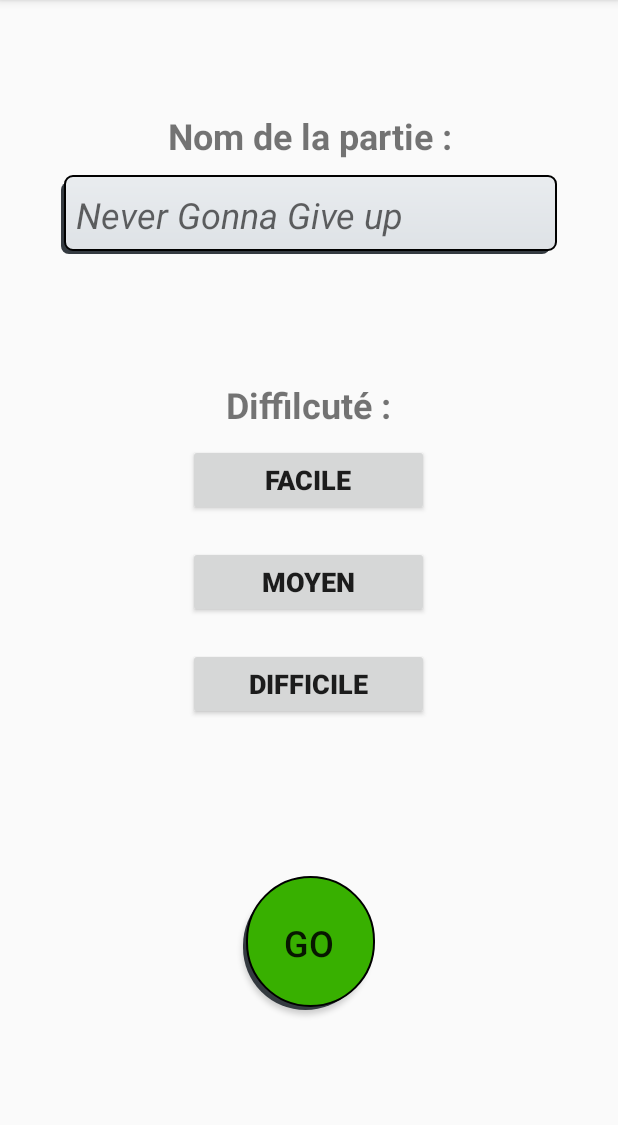
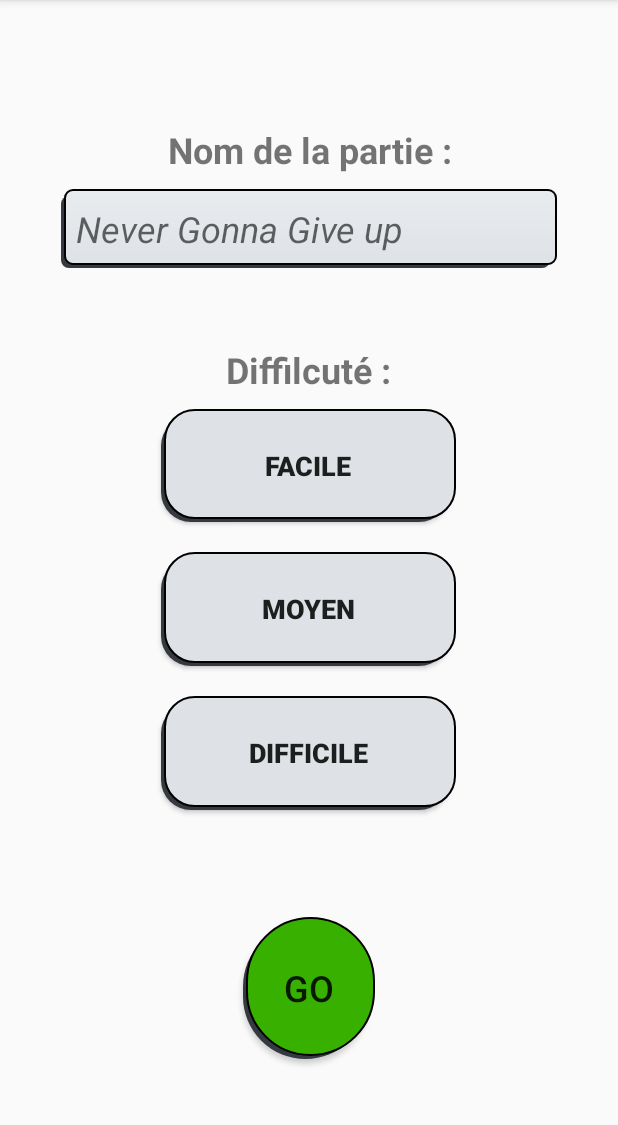
Before and after one commit to ETS-Android2/ProjetAndroidApplication, an Android app: the NewGameActivity screen opened directly, with no data from a screen before it, on a phone screen of 412 x 824 dp, the part 84-1209 px from its top. Run offline under Robolectric (Android 15) with nearby library versions, the phone set to English and light mode, and no system bars.

Commit message:
Ajout Animation Bouton et Page Nouvelle Partie ( sans menu)

```diff
--- /dev/null
+++ b/CodeProjet/app/src/main/res/drawable/pressed_difficulty_btn.xml
@@ -0,0 +1,13 @@
+<?xml version="1.0" encoding="utf-8"?>
+<layer-list xmlns:android="http://schemas.android.com/apk/res/android">
+    <item android:bottom="2dp" android:left="2dp">
+        <shape>
+            <gradient android:angle="270"
+                android:endColor="#faa307" android:startColor="#faa307" />
+            <stroke android:width="1dp" android:color="@color/black" />
+            <corners android:radius="20dp" />
+            <padding android:bottom="10dp" android:left="10dp"
+                android:right="10dp" android:top="10dp" />
+        </shape>
+    </item>
+</layer-list>
--- /dev/null
+++ b/CodeProjet/app/src/main/res/drawable/pressed_launch_game_btn.xml
@@ -0,0 +1,13 @@
+<?xml version="1.0" encoding="utf-8"?>
+<layer-list xmlns:android="http://schemas.android.com/apk/res/android">
+    <item android:bottom="2dp" android:left="2dp">
+        <shape>
+            <gradient android:angle="270"
+                android:endColor="#38b000" android:startColor="#38b000" />
+            <stroke android:width="1dp" android:color="@color/black" />
+            <corners android:radius="45dp" />
+            <padding android:bottom="10dp" android:left="10dp"
+                android:right="10dp" android:top="10dp" />
+        </shape>
+    </item>
+</layer-list>
--- /dev/null
+++ b/CodeProjet/app/src/main/res/drawable/selector_difficulty_btn.xml
@@ -0,0 +1,6 @@
+<?xml version="1.0" encoding="utf-8"?>
+<selector xmlns:android="http://schemas.android.com/apk/res/android">
+    <item android:state_pressed="true" android:drawable="@drawable/pressed_difficulty_btn"/>
+        <item android:state_pressed="false" android:drawable="@drawable/unpressed_difficulty_btn"/>
+        <item android:drawable="@drawable/unpressed_difficulty_btn" android:state_enabled="false"/>
+</selector>
--- /dev/null
+++ b/CodeProjet/app/src/main/res/drawable/unpressed_difficulty_btn.xml
@@ -0,0 +1,19 @@
+<?xml version="1.0" encoding="utf-8"?>
+<layer-list xmlns:android="http://schemas.android.com/apk/res/android">
+    <item android:right="5dp" android:top="5dp">
+        <shape>
+            <corners android:radius="20dp" />
+            <solid android:color="#343a40" />
+        </shape>
+    </item>
+    <item android:bottom="2dp" android:left="2dp">
+        <shape>
+            <gradient android:angle="270"
+                android:endColor="#dee2e6" android:startColor="#dee2e6" />
+            <stroke android:width="1dp" android:color="@color/black" />
+            <corners android:radius="20dp" />
+            <padding android:bottom="10dp" android:left="10dp"
+                android:right="10dp" android:top="10dp" />
+        </shape>
+    </item>
+</layer-list>
--- a/CodeProjet/app/src/main/res/layout/activity_new_game.xml
+++ b/CodeProjet/app/src/main/res/layout/activity_new_game.xml
@@ -61,17 +61,18 @@
         <Space
             android:layout_width="match_parent"
             android:layout_height="wrap_content"
-            android:layout_weight="2"/>
+            android:layout_weight="1"/>
 
         <LinearLayout
             android:layout_width="match_parent"
             android:layout_height="wrap_content"
-            android:orientation="horizontal">
+            android:orientation="horizontal"
+            android:layout_weight="2">
 
             <Space
                 android:layout_width="wrap_content"
                 android:layout_height="match_parent"
-                android:layout_weight="2"/>
+                android:layout_weight="1"/>
 
             <LinearLayout
                 android:layout_width="wrap_content"
@@ -94,7 +95,8 @@
                     android:layout_margin="10dp"
                     android:text="Facile"
                     android:textStyle="bold"
-                    android:textSize="18sp"/>
+                    android:textSize="18sp"
+                    android:background="@drawable/selector_difficulty_btn"/>
 
                 <Button
                     android:layout_width="match_parent"
@@ -103,7 +105,8 @@
                     android:layout_margin="10dp"
                     android:text="Moyen"
                     android:textStyle="bold"
-                    android:textSize="18sp"/>
+                    android:textSize="18sp"
+                    android:background="@drawable/selector_difficulty_btn"/>
 
                 <Button
                     android:layout_width="match_parent"
@@ -112,21 +115,22 @@
                     android:layout_margin="10dp"
                     android:text="Difficile"
                     android:textStyle="bold"
-                    android:textSize="18sp"/>
+                    android:textSize="18sp"
+                    android:background="@drawable/selector_difficulty_btn"/>
 
             </LinearLayout>
 
             <Space
                 android:layout_width="wrap_content"
                 android:layout_height="match_parent"
-                android:layout_weight="2"/>
+                android:layout_weight="1"/>
 
         </LinearLayout>
 
         <Space
             android:layout_width="match_parent"
             android:layout_height="wrap_content"
-            android:layout_weight="2"/>
+            android:layout_weight="1"/>
 
         <LinearLayout
             android:layout_width="match_parent"
@@ -145,7 +149,7 @@
                 android:text="GO"
                 android:textSize="24sp"
                 android:layout_margin="20dp"
-                android:background="@drawable/launch_game_btn"/>
+                android:background="@drawable/unpressed_launch_game_btn"/>
 
             <Space
                 android:layout_width="wrap_content"
@@ -157,7 +161,7 @@
         <Space
             android:layout_width="match_parent"
             android:layout_height="wrap_content"
-            android:layout_weight="2"/>
+            android:layout_weight="1"/>
 
     </LinearLayout>
 
```
Also changed, not shown: CodeProjet/app/src/main/res/drawable/unpressed_launch_game_btn.xml (renamed from CodeProjet/app/src/main/res/drawable/launch_game_btn.xml).
